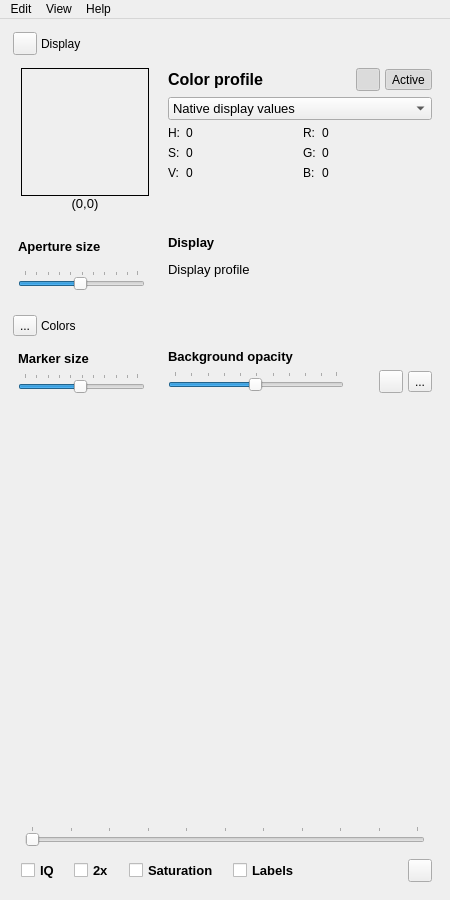
Old version of the form colorpicker.ui in the repository mikaelsundell/colorpicker.
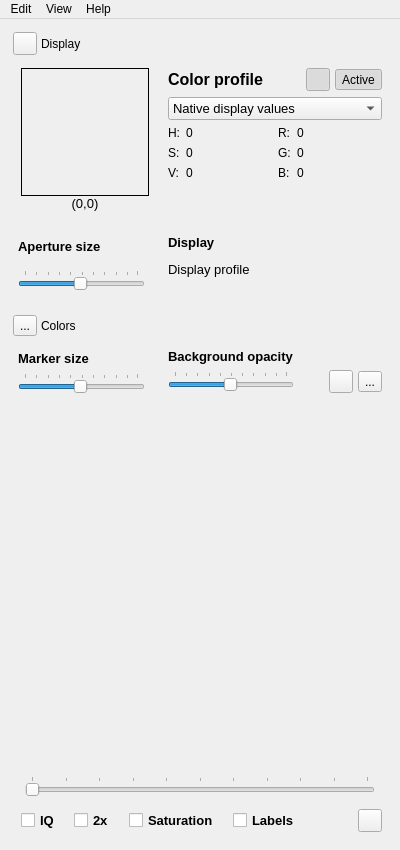
New version of the form. Icons and pictures are not drawn. Custom widgets are drawn as their Qt base class.

Commit message: Added version in About dialog Fixed icc profile bug Changed window size to minimum

What changed in the file:
```diff
--- a/colorpicker.ui
+++ b/colorpicker.ui
@@ -6,8 +6,8 @@
    <rect>
     <x>0</x>
     <y>0</y>
-    <width>450</width>
-    <height>900</height>
+    <width>400</width>
+    <height>850</height>
    </rect>
   </property>
   <property name="sizePolicy">
@@ -86,7 +86,7 @@
           </widget>
          </item>
          <item>
-          <widget class="QLabel" name="label_3">
+          <widget class="QLabel" name="label">
            <property name="text">
             <string>Display</string>
            </property>
@@ -731,7 +731,7 @@
           </widget>
          </item>
          <item>
-          <widget class="QLabel" name="label_3">
+          <widget class="QLabel" name="label">
            <property name="text">
             <string>Colors</string>
            </property>
@@ -1201,7 +1201,7 @@
     <rect>
      <x>0</x>
      <y>0</y>
-     <width>450</width>
+     <width>400</width>
      <height>24</height>
     </rect>
    </property>
```
The commit also changes 3 other files.
